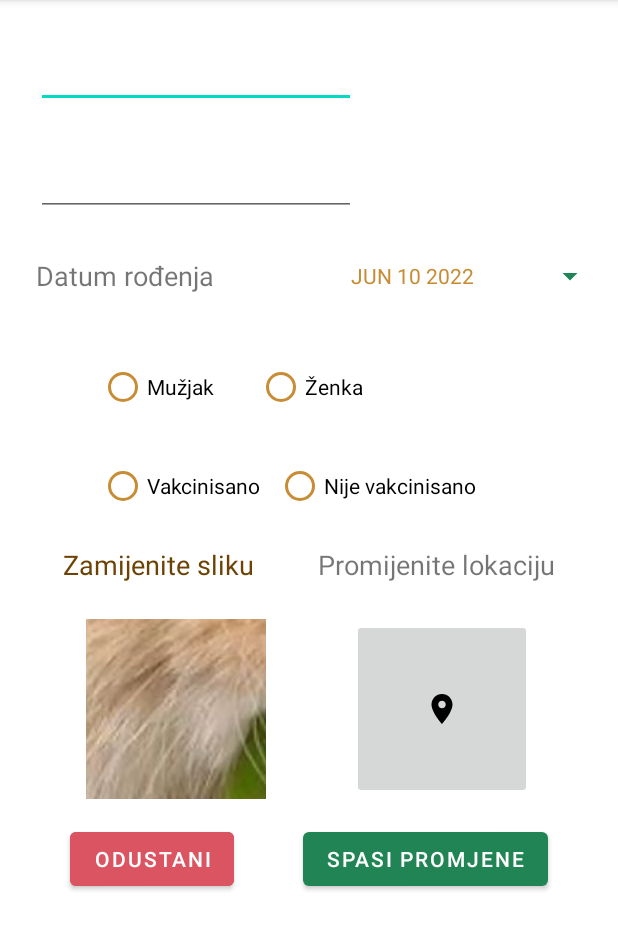
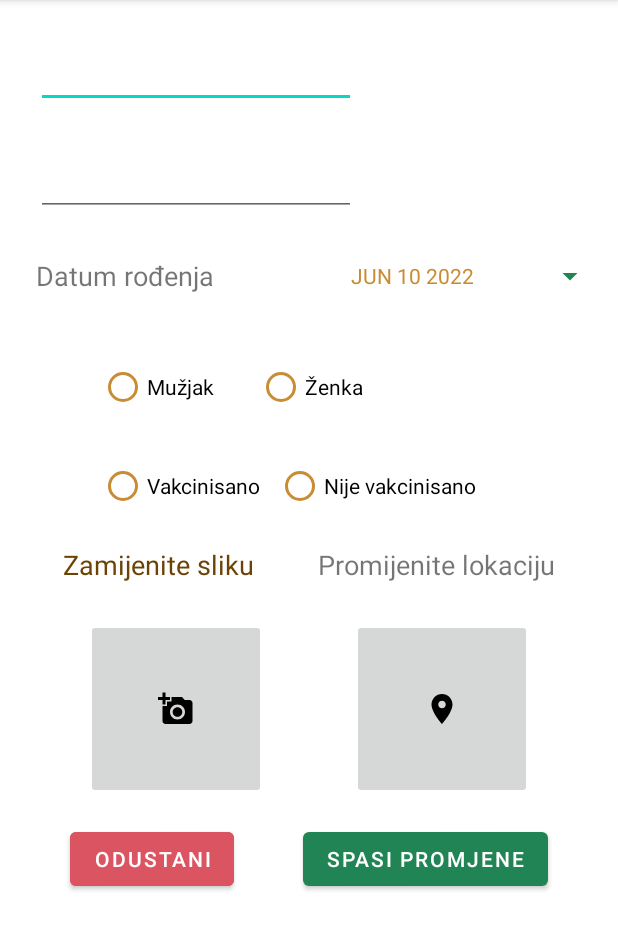
Before and after one commit to rania-w/mobile-programming-udomi, an Android app: the MyPet screen opened directly, with no data from a screen before it, after a tap on "UREDI", on a phone screen of 412 x 824 dp, the part 84-1034 px from its top. Run offline under Robolectric (Android 15) with nearby library versions, the phone set to English and light mode, and no system bars.

Commit message:
implicit intent for phone works, add image doesn't

```diff
--- a/app/src/main/java/com/example/udomiba/HomepageFragment.java
+++ b/app/src/main/java/com/example/udomiba/HomepageFragment.java
@@ -15,6 +15,7 @@ import androidx.fragment.app.Fragment;
 import java.util.List;
 
 public class HomepageFragment extends Fragment {
+    public static final String EXTRA_ID="";
     public static final String EXTRA_IMAGE = "EXTRA_IMAGE";
     public static final String EXTRA_NAME = "EXTRA_NAME";
     public static final String EXTRA_DESCRIPTION = "EXTRA_DESCRIPTION";
@@ -43,12 +44,13 @@ public class HomepageFragment extends Fragment {
         public void onItemClick(AdapterView<?> parent, View view, int position, long id) {
             Pet pet = (Pet) parent.getItemAtPosition(position);
             Intent intent = new Intent(getActivity(), ShowPet.class);
-            intent.putExtra(EXTRA_IMAGE,pet.getPhoto());
+            intent.putExtra(EXTRA_ID, pet.getPetId());
+            /*intent.putExtra(EXTRA_IMAGE,pet.getPhoto());
             intent.putExtra(EXTRA_NAME, pet.getName());
             intent.putExtra(EXTRA_DESCRIPTION, pet.getDescription());
             intent.putExtra(BIRTHDATE, pet.getBirthdate());
             intent.putExtra(GENDER, pet.getGender());
-            intent.putExtra(VACCINATED, pet.getVaccinated());
+            intent.putExtra(VACCINATED, pet.getVaccinated());*/
 
             startActivity(intent);
         }
--- a/app/src/main/java/com/example/udomiba/MyPet.java
+++ b/app/src/main/java/com/example/udomiba/MyPet.java
@@ -1,14 +1,10 @@
 package com.example.udomiba;
-
-import static com.example.udomiba.HomepageFragment.EXTRA_DESCRIPTION;
-import static com.example.udomiba.HomepageFragment.EXTRA_NAME;
 
 import androidx.appcompat.app.AppCompatActivity;
 
 import android.content.Intent;
 import android.os.Bundle;
 import android.view.View;
-import android.widget.AdapterView;
 import android.widget.Button;
 import android.widget.ImageView;
 import android.widget.TextView;
@@ -45,7 +41,7 @@ public class MyPet extends AppCompatActivity {
             vaccinated.setText(extra.getString(com.example.udomiba.MainActivity.VACCINATED));
         }
 
-        button = (Button) findViewById(R.id.edit_pet_button);
+        button = (Button) findViewById(R.id.adopt_pet_button);
         button.setOnClickListener(new View.OnClickListener() {
             @Override
             public void onClick(View v) {
--- a/app/src/main/java/com/example/udomiba/RegisterPage.java
+++ b/app/src/main/java/com/example/udomiba/RegisterPage.java
@@ -12,6 +12,7 @@ public class RegisterPage extends AppCompatActivity {
 
     EditText email, phoneNumber, password, password2;
     public static final String EXTRA_ID="";
+
 
     @Override
     protected void onCreate(Bundle savedInstanceState) {
--- /dev/null
+++ b/app/src/main/res/drawable/ic_baseline_add_a_photo_24.xml
@@ -0,0 +1,5 @@
+<vector android:height="24dp" android:tint="#000000"
+    android:viewportHeight="24" android:viewportWidth="24"
+    android:width="24dp" xmlns:android="http://schemas.android.com/apk/res/android">
+    <path android:fillColor="@android:color/white" android:pathData="M3,4V1h2v3h3v2H5v3H3V6H0V4H3zM6,10V7h3V4h7l1.83,2H21c1.1,0 2,0.9 2,2v12c0,1.1 -0.9,2 -2,2H5c-1.1,0 -2,-0.9 -2,-2V10H6zM13,19c2.76,0 5,-2.24 5,-5s-2.24,-5 -5,-5s-5,2.24 -5,5S10.24,19 13,19zM9.8,14c0,1.77 1.43,3.2 3.2,3.2s3.2,-1.43 3.2,-3.2s-1.43,-3.2 -3.2,-3.2S9.8,12.23 9.8,14z"/>
+</vector>
--- a/app/src/main/res/layout/activity_edit_pet.xml
+++ b/app/src/main/res/layout/activity_edit_pet.xml
@@ -106,24 +106,13 @@
         app:layout_constraintTop_toBottomOf="@+id/radioGroupVaccinated" />
 
     <ImageButton
-        android:id="@+id/edit_image_button"
-        android:layout_width="120dp"
-        android:layout_height="120dp"
-        android:layout_marginTop="24dp"
-        app:layout_constraintEnd_toStartOf="@+id/edit_location_button"
-        app:layout_constraintHorizontal_bias="0.5"
-        app:layout_constraintStart_toStartOf="parent"
-        app:layout_constraintTop_toBottomOf="@+id/edit_image_text"
-        app:srcCompat="@drawable/bunny1" />
-
-    <ImageButton
         android:id="@+id/edit_location_button"
         android:layout_width="120dp"
         android:layout_height="120dp"
         android:layout_marginTop="24dp"
         app:layout_constraintEnd_toEndOf="parent"
         app:layout_constraintHorizontal_bias="0.5"
-        app:layout_constraintStart_toEndOf="@+id/edit_image_button"
+        app:layout_constraintStart_toEndOf="@+id/imageButton"
         app:layout_constraintTop_toBottomOf="@+id/edit_location_text"
         app:srcCompat="@drawable/ic_baseline_location_on_24" />
 
@@ -149,7 +138,7 @@
         app:layout_constraintEnd_toStartOf="@+id/save_edit_button"
         app:layout_constraintHorizontal_bias="0.5"
         app:layout_constraintStart_toStartOf="parent"
-        app:layout_constraintTop_toBottomOf="@+id/edit_image_button" />
+        app:layout_constraintTop_toBottomOf="@+id/imageButton" />
 
 
     <Button
@@ -196,4 +185,15 @@
             android:text="@string/female" />
     </RadioGroup>
 
+    <ImageButton
+        android:id="@+id/imageButton"
+        android:layout_width="120dp"
+        android:layout_height="120dp"
+        android:layout_marginTop="24dp"
+        app:layout_constraintEnd_toStartOf="@+id/edit_location_button"
+        app:layout_constraintHorizontal_bias="0.5"
+        app:layout_constraintStart_toStartOf="parent"
+        app:layout_constraintTop_toBottomOf="@+id/edit_image_text"
+        app:srcCompat="@drawable/ic_baseline_add_a_photo_24" />
+
 </androidx.constraintlayout.widget.ConstraintLayout>
--- a/app/src/main/res/layout/activity_my_pet.xml
+++ b/app/src/main/res/layout/activity_my_pet.xml
@@ -8,7 +8,7 @@
     tools:context=".ShowPet">
 
     <Button
-        android:id="@+id/edit_pet_button"
+        android:id="@+id/adopt_pet_button"
         android:layout_width="wrap_content"
         android:layout_height="wrap_content"
         android:backgroundTint="@color/udomi_zelena"
@@ -120,7 +120,7 @@
                 android:layout_width="wrap_content"
                 android:layout_height="wrap_content"
                 android:layout_weight="1"
-                android:text="@string/birthdate"
+                android:text="@string/add_birthdate"
                 android:textSize="16sp"
                 android:textStyle="bold" />
 
--- a/app/src/main/res/layout/activity_show_pet.xml
+++ b/app/src/main/res/layout/activity_show_pet.xml
@@ -8,10 +8,11 @@
     tools:context=".ShowPet">
 
     <Button
-        android:id="@+id/edit_pet_button"
+        android:id="@+id/adopt_pet_button"
         android:layout_width="wrap_content"
         android:layout_height="wrap_content"
         android:backgroundTint="@color/udomi_zelena"
+        android:onClick="onAdopt"
         android:text="@string/adopt"
         app:layout_constraintBottom_toBottomOf="parent"
         app:layout_constraintEnd_toEndOf="parent"
@@ -120,8 +121,8 @@
                 android:layout_width="wrap_content"
                 android:layout_height="wrap_content"
                 android:layout_weight="1"
-                android:text="@string/birthdate"
                 android:textSize="16sp"
+                android:text="@string/datum"
                 android:textStyle="bold" />
 
             <TextView
--- a/app/src/main/res/values/strings.xml
+++ b/app/src/main/res/values/strings.xml
@@ -33,4 +33,5 @@
     <string name="edit_location">Promijenite lokaciju</string>
     <string name="title_activity_maps">MapsActivity</string>
     <string name="search">Pretraži</string>
+    <string name="datum">Datum rođenja</string>
 </resources>
```
Also changed, not shown: app/src/main/java/com/example/udomiba/AddPet.java (+5 -32 lines), app/src/main/java/com/example/udomiba/PetDAO.java (+8 -0 lines), app/src/main/java/com/example/udomiba/ShowPet.java (+31 -3 lines), app/src/main/res/layout/activity_add_pet.xml (+13 -13 lines).
